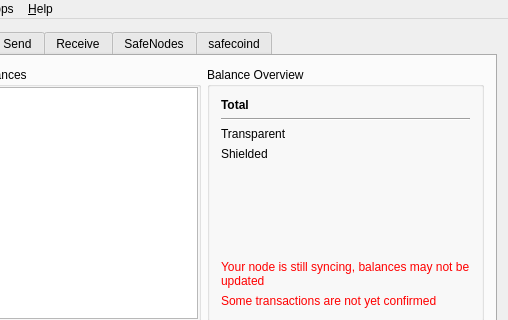
The window that src/mainwindow.ui (zerocurrencycoin/zerowallet) describes before a commit, drawn with Qt 5; both pictures show x 94 to 602 and y 0 to 320 of the 602 by 629 pixel window.
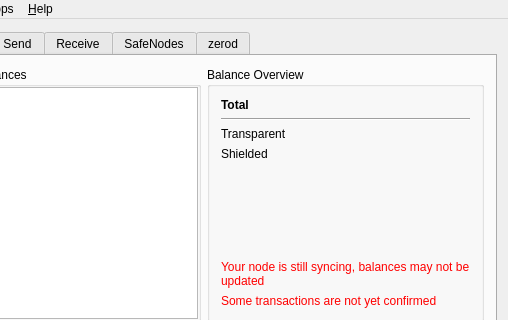
The same window after the commit. Icons and pictures are not drawn. Custom widgets are drawn as their Qt base class.

The edit to the form file:
```diff
--- a/src/mainwindow.ui
+++ b/src/mainwindow.ui
@@ -1758,7 +1758,7 @@
       </widget>
       <widget class="QWidget" name="tab_6">
        <attribute name="title">
-        <string>safecoind</string>
+        <string>zerod</string>
        </attribute>
        <layout class="QVBoxLayout" name="verticalLayout_7">
         <item>
```
